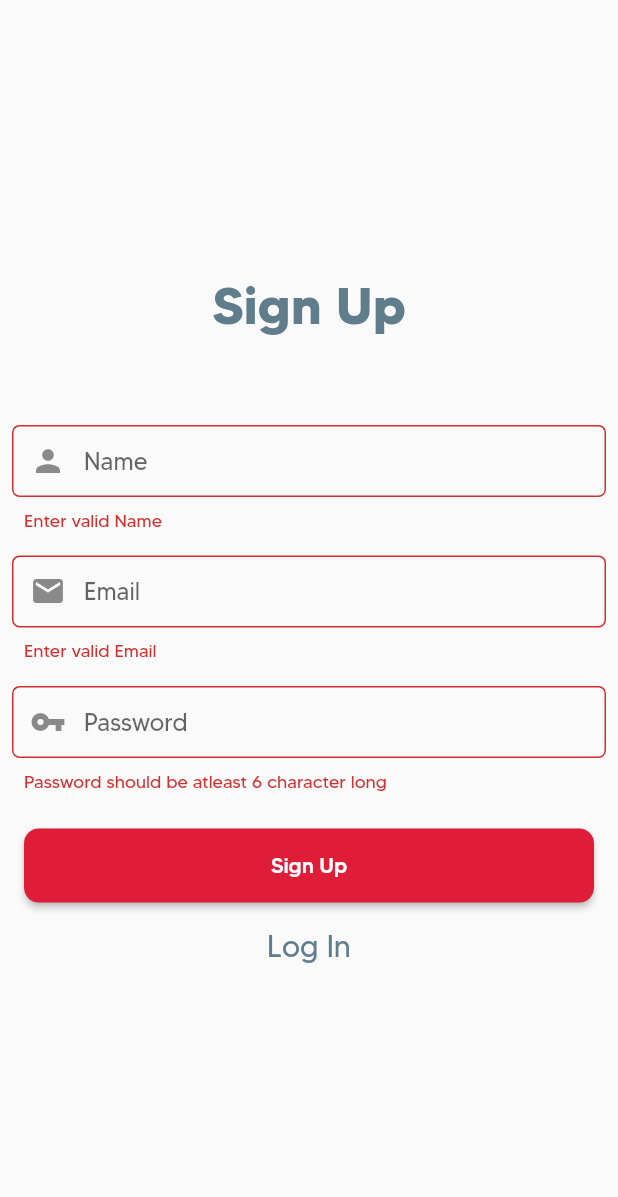
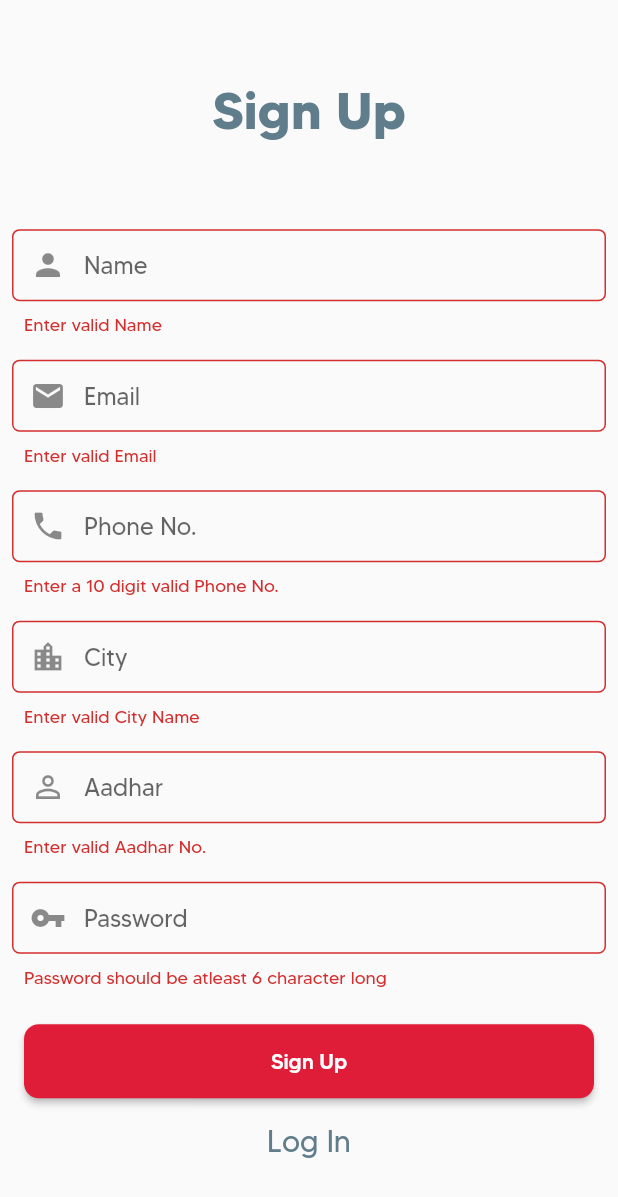
Before and after one commit to foobar-team/hackout-app, a Flutter app: the SignUpScreen screen opened by its route, after a tap on "Sign Up", on a phone screen of 412 x 824 dp. Shown: the top 1197 px of the screen. Run offline on Flutter 3.47's test engine with Material 2 defaults, Android fonts, the phone set to English and light mode, and no system bars; our stand-ins replace cloud_firestore, cloud_functions, dots_indicator, email_validator, firebase_auth, firebase_core and 6 more; missing offline and left inert: google_maps_flutter_heatmap, workmanager; accounts and stored records are empty.

Commit message:
completed signup form

```diff
--- a/lib/screens/signup_screen.dart
+++ b/lib/screens/signup_screen.dart
@@ -20,6 +20,9 @@ class _SignUpScreenState extends State<SignUpScreen> {
   TextEditingController emailController = TextEditingController();
   TextEditingController passwordController = TextEditingController();
   TextEditingController nameController = TextEditingController();
+  TextEditingController phoneController = TextEditingController();
+  TextEditingController cityController = TextEditingController();
+  TextEditingController aadharController = TextEditingController();
 
   bool isLoading = false;
 
@@ -41,12 +44,11 @@ class _SignUpScreenState extends State<SignUpScreen> {
           sharedPreferences.setString("uid", user.uid);
           CONSTANT_UID = user.uid;
           await _databaseMethods.createUserDocument(
-              email: user.email, uid: user.uid, name: nameController.text);
+              email: user.email, uid: user.uid, name: nameController.text,phone:phoneController.text,aadhar:aadharController.text,city:cityController.text);
           await _databaseMethods.updateUserFcmToken(uid: user.uid);
 
           Navigator.pushReplacementNamed(context, HomeScreen.route);
         } else {
-
           _scaffoldKey.currentState.showSnackBar(SnackBar(
             content: Text("Something went wrong"),
           ));
@@ -109,13 +111,67 @@ class _SignUpScreenState extends State<SignUpScreen> {
               prefixIcon: Icon(Icons.person),
               hintText: "Name",
               border:
-              OutlineInputBorder(borderRadius: BorderRadius.circular(5)),
+                  OutlineInputBorder(borderRadius: BorderRadius.circular(5)),
+              contentPadding: EdgeInsets.symmetric(vertical: 0, horizontal: 8)),
+        ));
+
+    final phoneField = Padding(
+        padding: EdgeInsets.all(8),
+        child: TextFormField(
+          controller: phoneController,
+          validator: (value) {
+            if (value.trim().isNotEmpty&&value.length != 16) {
+              return null;
+            }
+            return "Enter a 10 digit valid Phone No.";
+          },
+          decoration: InputDecoration(
+              prefixIcon: Icon(Icons.phone),
+              hintText: "Phone No.",
+              border:
+                  OutlineInputBorder(borderRadius: BorderRadius.circular(5)),
+              contentPadding: EdgeInsets.symmetric(vertical: 0, horizontal: 8)),
+        ));
+
+        final cityField = Padding(
+        padding: EdgeInsets.all(8),
+        child: TextFormField(
+          controller: cityController,
+          validator: (value) {
+            if (value.trim().isNotEmpty) {
+              return null;
+            }
+            return "Enter valid City Name";
+          },
+          decoration: InputDecoration(
+              prefixIcon: Icon(Icons.location_city),
+              hintText: "City",
+              border:
+                  OutlineInputBorder(borderRadius: BorderRadius.circular(5)),
+              contentPadding: EdgeInsets.symmetric(vertical: 0, horizontal: 8)),
+        ));
+        final aadharField = Padding(
+        padding: EdgeInsets.all(8),
+        child: TextFormField(
+          controller: aadharController,
+          validator: (value) {
+            if (value.trim().isNotEmpty&&value.length != 16) {
+              return null;
+            }
+            return "Enter valid Aadhar No.";
+          },
+          decoration: InputDecoration(
+              prefixIcon: Icon(Icons.perm_identity),
+              hintText: "Aadhar",
+              border:
+                  OutlineInputBorder(borderRadius: BorderRadius.circular(5)),
               contentPadding: EdgeInsets.symmetric(vertical: 0, horizontal: 8)),
         ));
 
     final passwordField = Padding(
       padding: EdgeInsets.all(8),
       child: TextFormField(
+        obscureText: true,
         validator: (value) {
           if (value.length >= 6) {
             return null;
@@ -163,8 +219,8 @@ class _SignUpScreenState extends State<SignUpScreen> {
 
     return Scaffold(
       key: _scaffoldKey,
-      body: Stack(
-        children: [IgnorePointer(
+      body: Stack(children: [
+        IgnorePointer(
           ignoring: isLoading,
           child: Form(
             key: _formKey,
@@ -173,25 +229,44 @@ class _SignUpScreenState extends State<SignUpScreen> {
                 crossAxisAlignment: CrossAxisAlignment.center,
                 mainAxisSize: MainAxisSize.min,
                 children: <Widget>[
-
-                  Text("Sign Up",style: TextStyle(fontWeight: FontWeight.bold,color: Colors.blueGrey,fontSize: 35),),
-                  SizedBox(height: 50,),
+                  Text(
+                    "Sign Up",
+                    style: TextStyle(
+                        fontWeight: FontWeight.bold,
+                        color: Colors.blueGrey,
+                        fontSize: 35),
+                  ),
+                  SizedBox(
+                    height: 50,
+                  ),
                   nameField,
                   emailField,
+                  phoneField,
+                  cityField,
+                  aadharField,
                   passwordField,
                   signUpButton,
                   GestureDetector(
-                    child:  Text("Log In",style: TextStyle(color: Colors.blueGrey,fontSize: 20),),
+                    child: Text(
+                      "Log In",
+                      style: TextStyle(color: Colors.blueGrey, fontSize: 20),
+                    ),
                     onTap: () {
-                      Navigator.pushReplacementNamed(context, SignInScreen.route);
+                      Navigator.pushReplacementNamed(
+                          context, SignInScreen.route);
                     },
                   )
                 ],
               ),
             ),
           ),
-        ),isLoading ? Center(child: CircularProgressIndicator(),) : Container()]
-      ),
+        ),
+        isLoading
+            ? Center(
+                child: CircularProgressIndicator(),
+              )
+            : Container()
+      ]),
     );
   }
 }
--- a/lib/services/database_methods.dart
+++ b/lib/services/database_methods.dart
@@ -9,11 +9,12 @@ class DatabaseMethods {
   FirebaseFirestore _database = FirebaseFirestore.instance;
   FirebaseMessaging _fcm = FirebaseMessaging();
 
-  Future createUserDocument({String email, String name, String uid}) async {
+  Future createUserDocument({String email, String name, String uid, String phone, String city, String aadhar}) async {
     try {
       await _database.collection("users").doc(uid).set(
-        {"email": email, "name": name, "uid": uid},
+        {"email": email, "name": name, "uid": uid, "phone":phone, "city":city,"aadhar":aadhar,},
       );
+      print(email);
     } on Exception catch (e) {
       print(e);
       return null;
```
